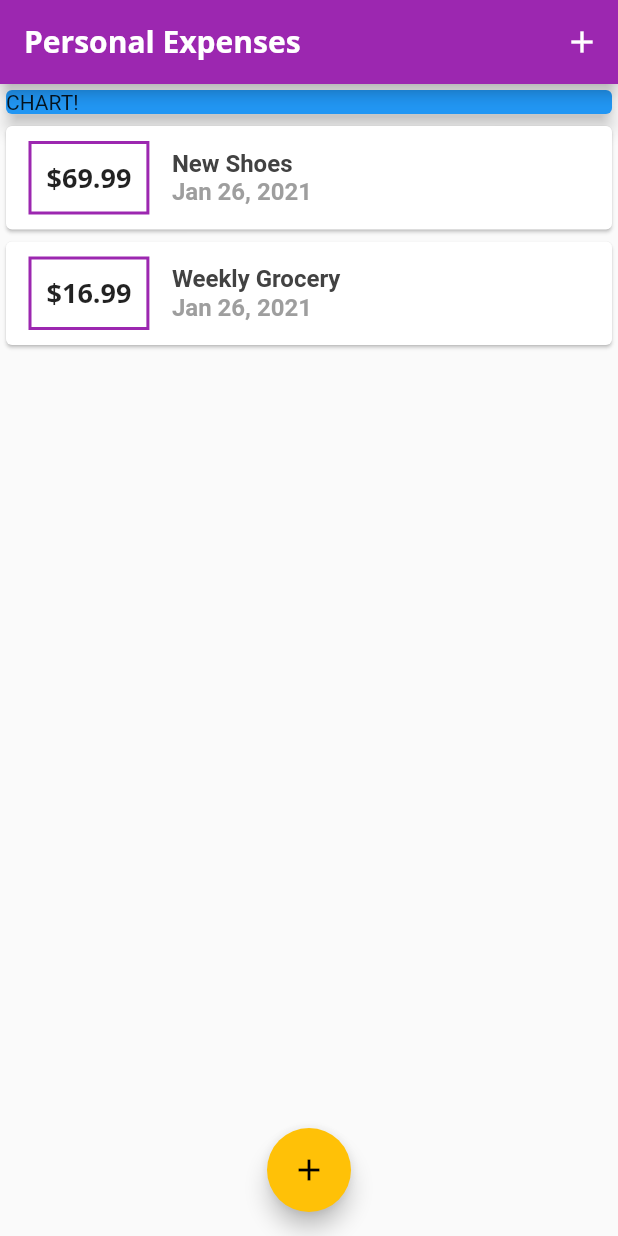
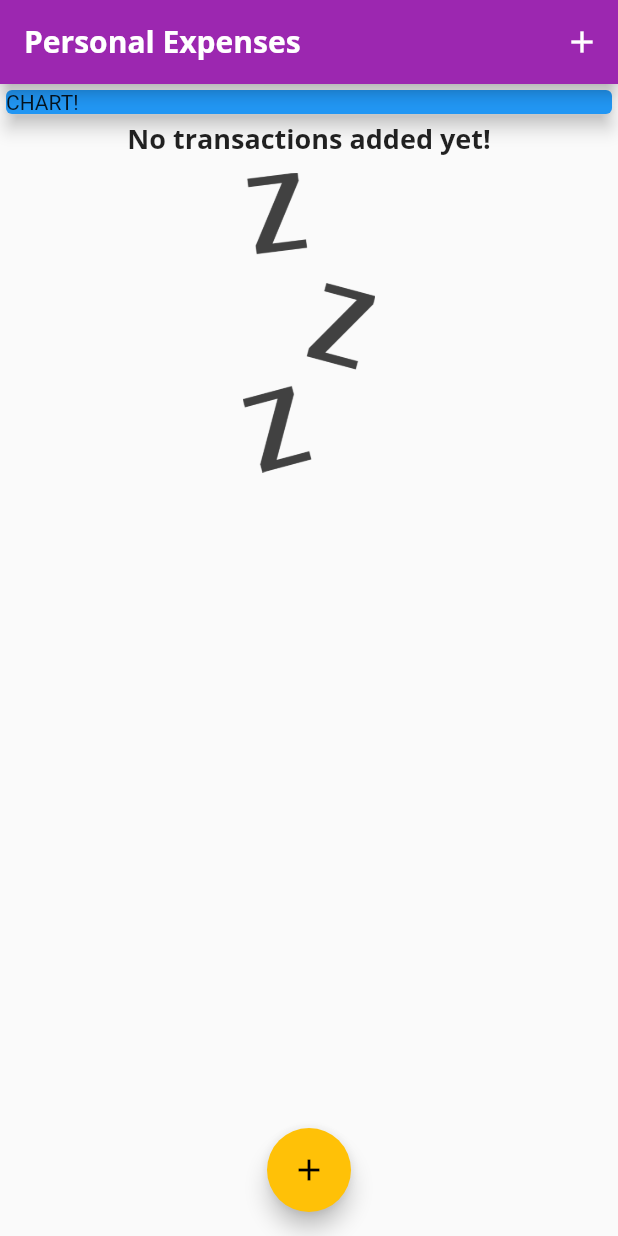
Before and after one commit to Prahladind9/ui-v1, a Flutter app: the screen it shows after launch, on a phone screen of 412 x 824 dp. Run offline on Flutter 3.47's test engine with Material 2 defaults, Android fonts, the phone set to English and light mode, and no system bars.

```diff
--- a/FlutterCompleteGuide/expenses_tracker/expenses_tracker/lib/main.dart
+++ b/FlutterCompleteGuide/expenses_tracker/expenses_tracker/lib/main.dart
@@ -50,10 +50,10 @@ class MyHomePage extends StatefulWidget {
 
 class _MyHomePageState extends State<MyHomePage> {
   final List<Transaction> _userTransactions = [
-    Transaction(
+    /*Transaction(
         id: 't1', title: 'New Shoes', amount: 69.99, date: DateTime.now()),
     Transaction(
-        id: 't2', title: 'Weekly Grocery', amount: 16.99, date: DateTime.now()),
+        id: 't2', title: 'Weekly Grocery', amount: 16.99, date: DateTime.now()),*/
   ];
 
   void _addNewTransaction(String txTitle, double txAmount) {
--- a/FlutterCompleteGuide/expenses_tracker/expenses_tracker/lib/widgets/transaction_list.dart
+++ b/FlutterCompleteGuide/expenses_tracker/expenses_tracker/lib/widgets/transaction_list.dart
@@ -3,20 +3,37 @@ import 'package:flutter/material.dart';
 import 'package:expenses_tracker/model/transaction.dart';
 import 'package:intl/intl.dart';
 
-
 class TransactionList extends StatelessWidget {
-
   final List<Transaction> transactions;
 
   TransactionList(this.transactions);
 
   @override
   Widget build(BuildContext context) {
-    return Container(
+    return Center(
+      child: Container(
         height: 300,
         //ListView(children: []) - loads almost all the elements > leads to Memory Constraints
         //ListView.builder() - loads only the visible elements > saves memory > performance improvement
-      child: ListView.builder(
+        child: transactions.isEmpty
+            ? Column(
+                children: [
+                  Text(
+                    'No transactions added yet!',
+                    style: Theme.of(context).textTheme.headline6,
+                  ),
+                  SizedBox(
+                    height: 10,
+                  ),
+                  Container(
+                      height: 200,
+                      child: Image.asset(
+                        'assets/images/waiting.png',
+                        fit: BoxFit.cover,
+                      )),
+                ],
+              )
+            : ListView.builder(
                 itemBuilder: (ctx, index) {
                   return Card(
                       child: Row(
@@ -63,6 +80,7 @@ class TransactionList extends StatelessWidget {
                 },
                 itemCount: transactions.length,
               ),
+      ),
     );
   }
 }
```
Also changed, not shown: FlutterCompleteGuide/expenses_tracker/expenses_tracker/pubspec.yaml (+6 -6 lines), FlutterCompleteGuide/expenses_tracker/expenses_tracker/assets/images/waiting.png (added). Lines whose indentation alone changed are shown as unchanged.
